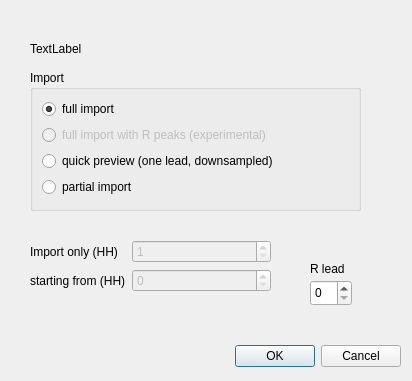
Qt form opendialog.ui (tomgrad/carpets) before a commit.
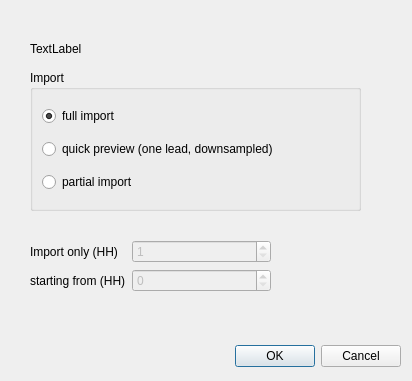
The same form after that commit.

Commit message: import rpeaks in wfdb, remove rpeaks export

Patch:
```diff
--- a/opendialog.ui
+++ b/opendialog.ui
@@ -65,16 +65,6 @@
       </property>
      </widget>
     </item>
-    <item>
-     <widget class="QRadioButton" name="peaksRadioButton">
-      <property name="enabled">
-       <bool>false</bool>
-      </property>
-      <property name="text">
-       <string>full import with R peaks (experimental)</string>
-      </property>
-     </widget>
-    </item>
     <item>
      <widget class="QRadioButton" name="previewRadioButton">
       <property name="text">
@@ -91,29 +81,6 @@
     </item>
    </layout>
   </widget>
-  <widget class="QSpinBox" name="rLeadSpinBox">
-   <property name="geometry">
-    <rect>
-     <x>310</x>
-     <y>280</y>
-     <width>42</width>
-     <height>26</height>
-    </rect>
-   </property>
-  </widget>
-  <widget class="QLabel" name="label_2">
-   <property name="geometry">
-    <rect>
-     <x>310</x>
-     <y>260</y>
-     <width>54</width>
-     <height>17</height>
-    </rect>
-   </property>
-   <property name="text">
-    <string>R lead</string>
-   </property>
-  </widget>
   <widget class="QWidget" name="formLayoutWidget_2">
    <property name="geometry">
     <rect>
```
The commit also changes 6 other files.
